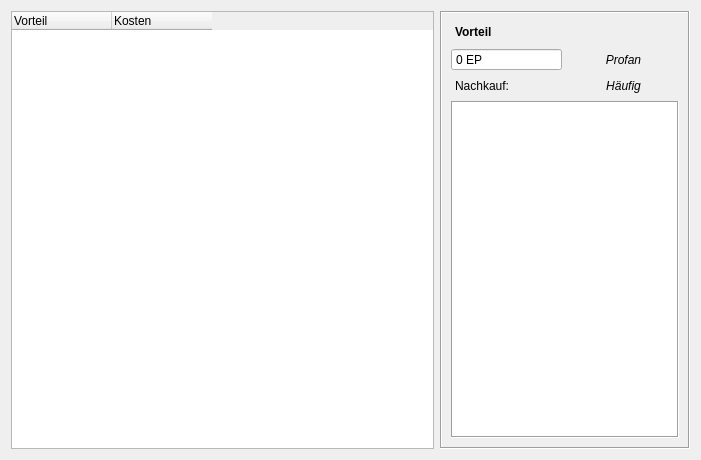
First picture: the form in UI/CharakterVorteile.ui, repository Aeolitus/Sephrasto, before the edit.
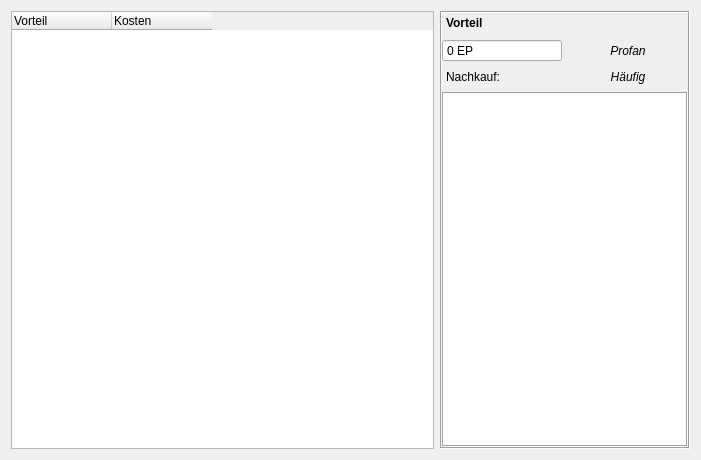
Second picture: the form after the edit.

Commit message: UI: Made convert.bat maintenance-free and replaced hardcodeed path by the prerequisite that python/scripts is in the environment path for pyuic5. UI: Fixed many tabstops. UI: Some files had margins manually removed inside the generated code. Moved it into the ui files.

```diff
--- a/UI/CharakterVorteile.ui
+++ b/UI/CharakterVorteile.ui
@@ -112,6 +112,18 @@
        </rect>
       </property>
       <layout class="QGridLayout" name="gridLayout">
+       <property name="leftMargin">
+        <number>0</number>
+       </property>
+       <property name="topMargin">
+        <number>0</number>
+       </property>
+       <property name="rightMargin">
+        <number>0</number>
+       </property>
+       <property name="bottomMargin">
+        <number>0</number>
+       </property>
        <item row="6" column="0" colspan="2">
         <widget class="QPlainTextEdit" name="plainText">
          <property name="frameShape">
```
Left out of the diff: 6 changed lines with no effect on the pictures. The commit also changes 34 other files.
